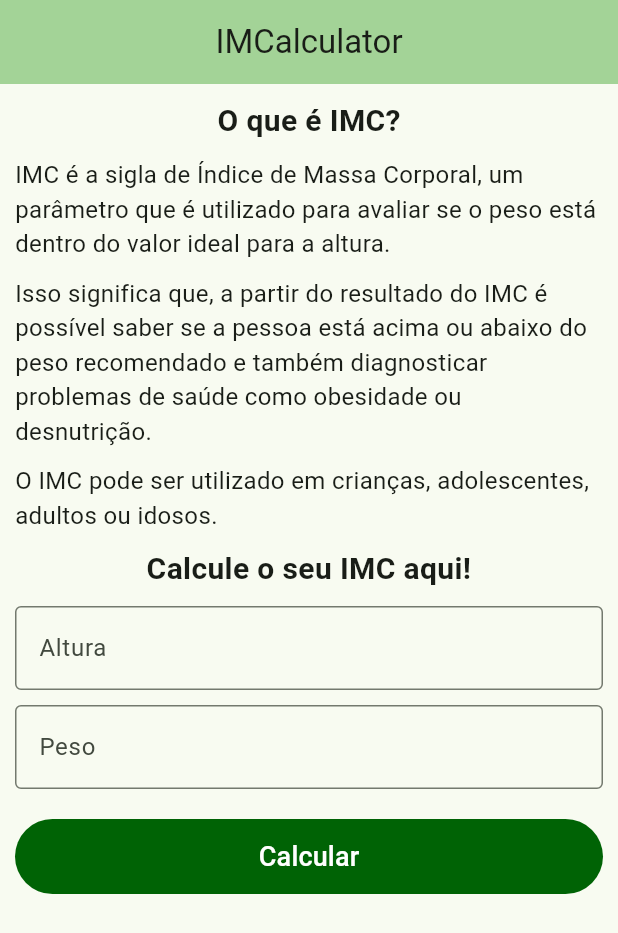
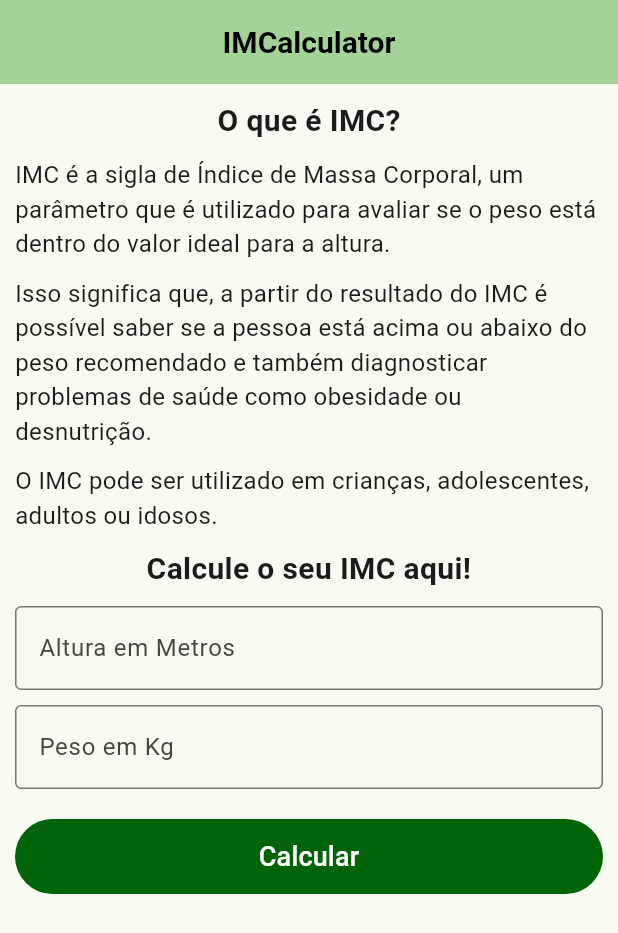
Before and after one commit to sanmerson/IMCalculator, a Flutter app: the screen it shows after launch, on a phone screen of 412 x 824 dp. Shown: the top 933 px of the screen. Run offline on Flutter 3.47's test engine with Material 2 defaults, Android fonts, the phone set to English and light mode, and no system bars.

Commit message:
feat: ending project

```diff
--- a/lib/myApp.dart
+++ b/lib/myApp.dart
@@ -40,6 +40,8 @@ class _MyHomePageState extends State<MyHomePage> {
   Widget build(BuildContext context) {
     return Scaffold(
       appBar: AppBar(
+        titleTextStyle: const TextStyle(
+            fontSize: 20.0, fontWeight: FontWeight.bold, color: Colors.black),
         centerTitle: true,
         backgroundColor: Theme.of(context).colorScheme.inversePrimary,
         title: Text(widget.title),
@@ -68,7 +70,8 @@ class _MyHomePageState extends State<MyHomePage> {
                       child: TextFormField(
                         decoration: const InputDecoration(
                           border: OutlineInputBorder(),
-                          labelText: 'Altura',
+                          fillColor: Colors.black,
+                          labelText: 'Altura em Metros',
                         ),
                         controller: minhaAlturaInput,
                         validator: (value) {
@@ -89,7 +92,7 @@ class _MyHomePageState extends State<MyHomePage> {
                       child: TextFormField(
                         decoration: const InputDecoration(
                           border: OutlineInputBorder(),
-                          labelText: 'Peso',
+                          labelText: 'Peso em Kg',
                         ),
                         controller: meuPesoInput,
                         validator: (value) {
```
